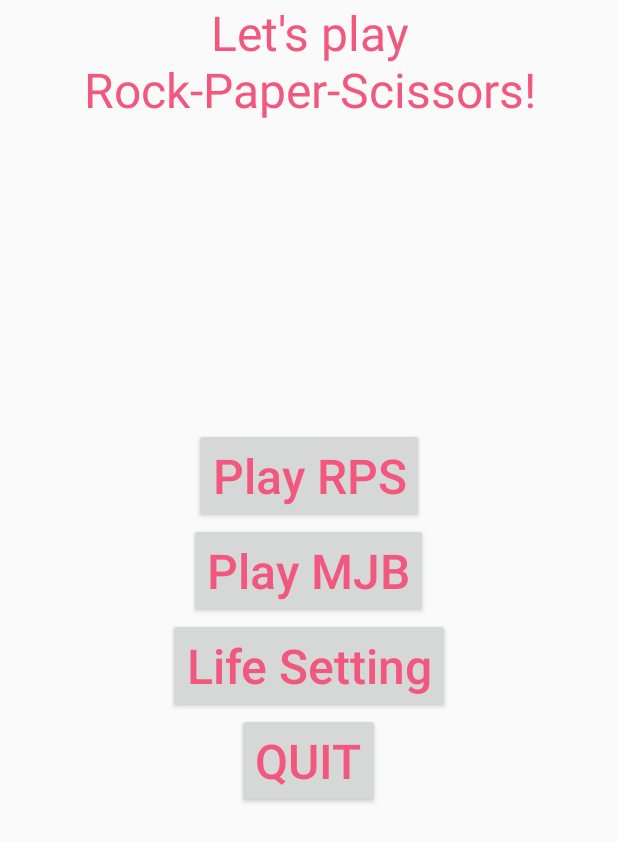
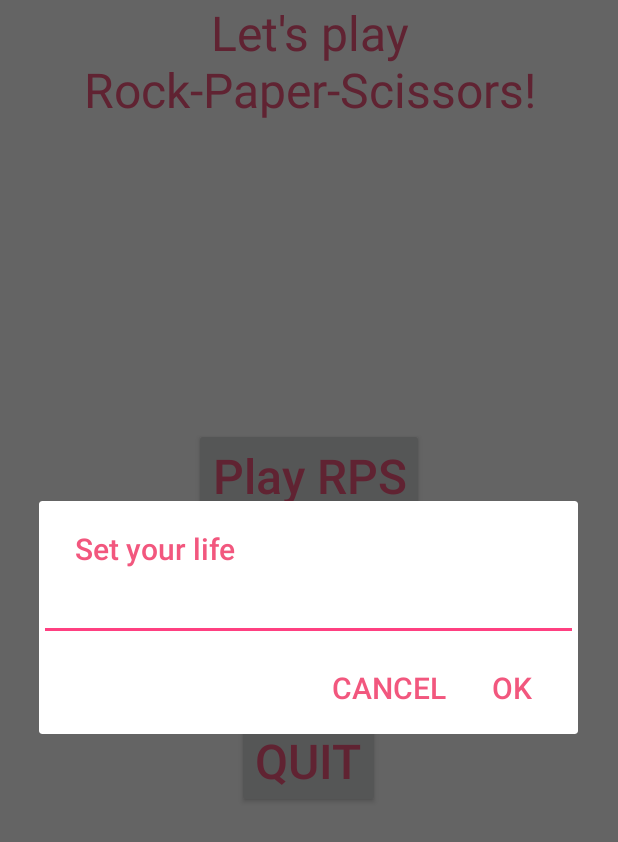
Before and after one commit to gunhee8178/digimonchin9dle, an Android app: the screen it shows after launch (MainActivity), after a tap on "Life Setting", on a phone screen of 412 x 824 dp. Shown: the top 842 px of the screen. Run offline under Robolectric (Android 15) with nearby library versions, the light colour scheme and no system bars.

Commit message:
Life Setting Popup
When click 'life setting' button, popup is opend

```diff
--- a/RockPaperScissors/app/src/main/java/example/com/rockpaperscissors/MainActivity.java
+++ b/RockPaperScissors/app/src/main/java/example/com/rockpaperscissors/MainActivity.java
@@ -3,6 +3,7 @@ package example.com.rockpaperscissors;
 import android.app.Activity;
 import android.app.AlertDialog;
 import android.app.Fragment;
+import android.content.DialogInterface;
 import android.content.Intent;
 import android.content.res.Configuration;
 import android.os.Bundle;
@@ -13,6 +14,7 @@ import android.view.animation.AlphaAnimation;
 import android.view.animation.Animation;
 import android.view.animation.AnimationUtils;
 import android.widget.Button;
+import android.widget.EditText;
 import android.widget.LinearLayout;
 import android.widget.TextView;
 
@@ -81,6 +83,26 @@ public class MainActivity extends Activity {
         startActivity(intent);
     }
 
+    public void lifeSetting(View v) {
+        AlertDialog.Builder builder = new AlertDialog.Builder(this);
+
+        builder.setTitle("Set your life");
+
+        final EditText input = new EditText(this);
+        builder.setView(input);
+
+        builder.setPositiveButton("Ok", new DialogInterface.OnClickListener() {
+            public void onClick(DialogInterface dialog, int whichButton) {
+            }
+        });
+
+        builder.setNegativeButton("Cancel", new DialogInterface.OnClickListener() {
+            public void onClick(DialogInterface dialog, int whichButton) {
+            }
+        });
+        builder.show();
+    }
+
     @Override
     public void onSaveInstanceState(Bundle outState) {      // 화면 전환 시 데이터를 유지
         // Save the play buttons state so it stays invisible on restart
```
Also changed, not shown: 1 other file.
